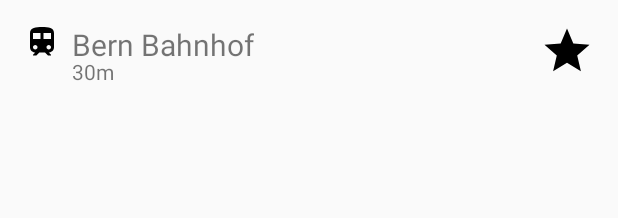
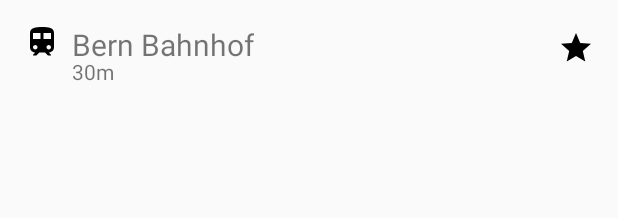
Before and after one commit to FaKiieZ/FindYourWay, an Android app: the layout location_listitem.xml on its own in the app's theme, with its tools: preview values and no code run, on a phone screen of 412 x 824 dp. Shown: the top 218 px of the screen. Run offline under Robolectric (Android 15) with nearby library versions, the phone set to English and light mode, and no system bars; network calls fail.

Commit message:
Change icon size

```diff
--- a/app/src/main/res/layout/location_listitem.xml
+++ b/app/src/main/res/layout/location_listitem.xml
@@ -41,13 +41,12 @@
 
     <Button
         android:id="@+id/favButton"
-        android:layout_width="36dp"
-        android:layout_height="36dp"
-        android:layout_marginTop="16dp"
+        android:layout_width="24dp"
+        android:layout_height="24dp"
         android:background="@drawable/fav_button"
+        android:focusable="false"
         app:layout_constraintEnd_toEndOf="parent"
-        app:layout_constraintTop_toTopOf="parent"
-        android:focusable="false"/>
+        app:layout_constraintTop_toTopOf="@+id/guideline" />
 
     <android.support.constraint.Guideline
         android:id="@+id/guideline"
```
